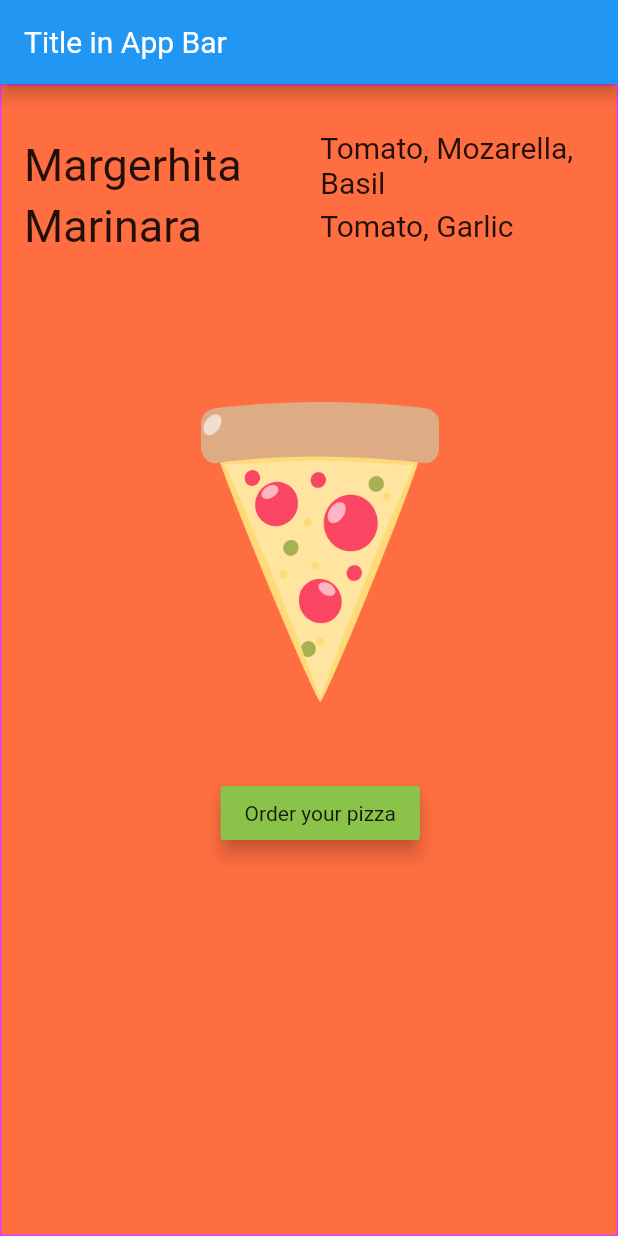
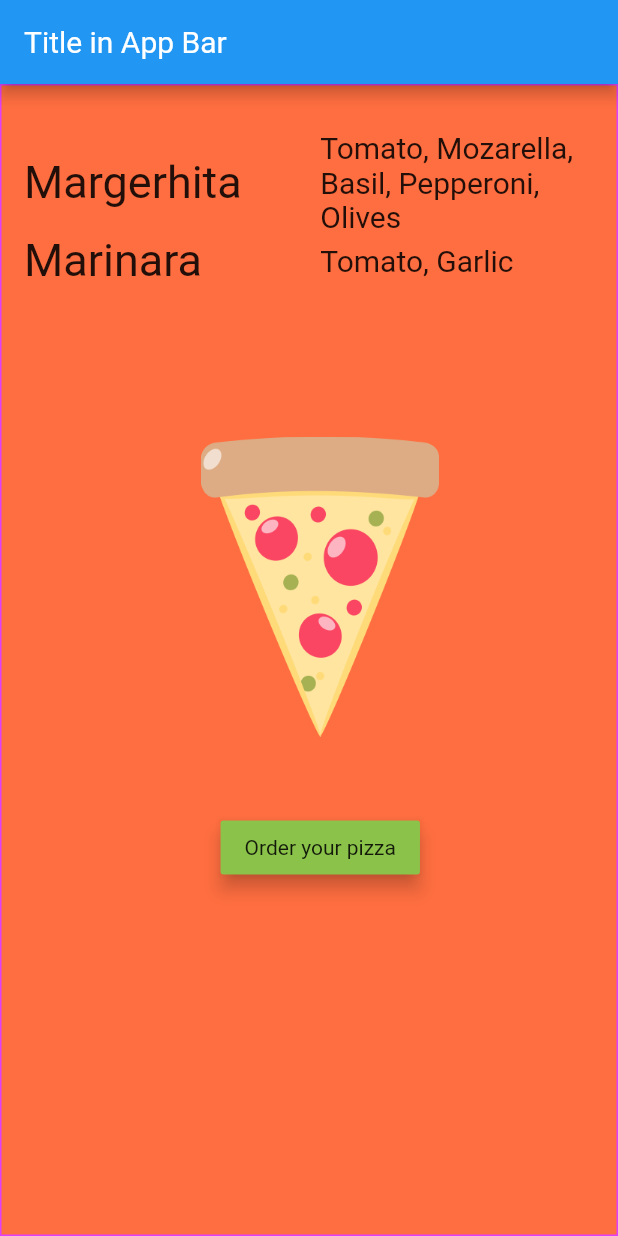
Before and after one commit to craigmillsuk/flutter_application, a Flutter app: the screen it shows after launch, on a phone screen of 412 x 824 dp. Run offline on Flutter 3.47's test engine with Material 2 defaults, Android fonts, the phone set to English and light mode, and no system bars.

Commit message:
Adding new files for branch

```diff
--- a/lib/Pizza/Margerhita.dart
+++ b/lib/Pizza/Margerhita.dart
@@ -14,7 +14,7 @@ class MargerhitaWidget extends StatelessWidget {
               ),
             ),
             ),
-              Expanded(child: Text("Tomato, Mozarella, Basil",
+              Expanded(child: Text("Tomato, Mozarella, Basil, Pepperoni, Olives",
                 textDirection: TextDirection.ltr,
                 style: TextStyle(
                 fontSize: 20.0,
```
